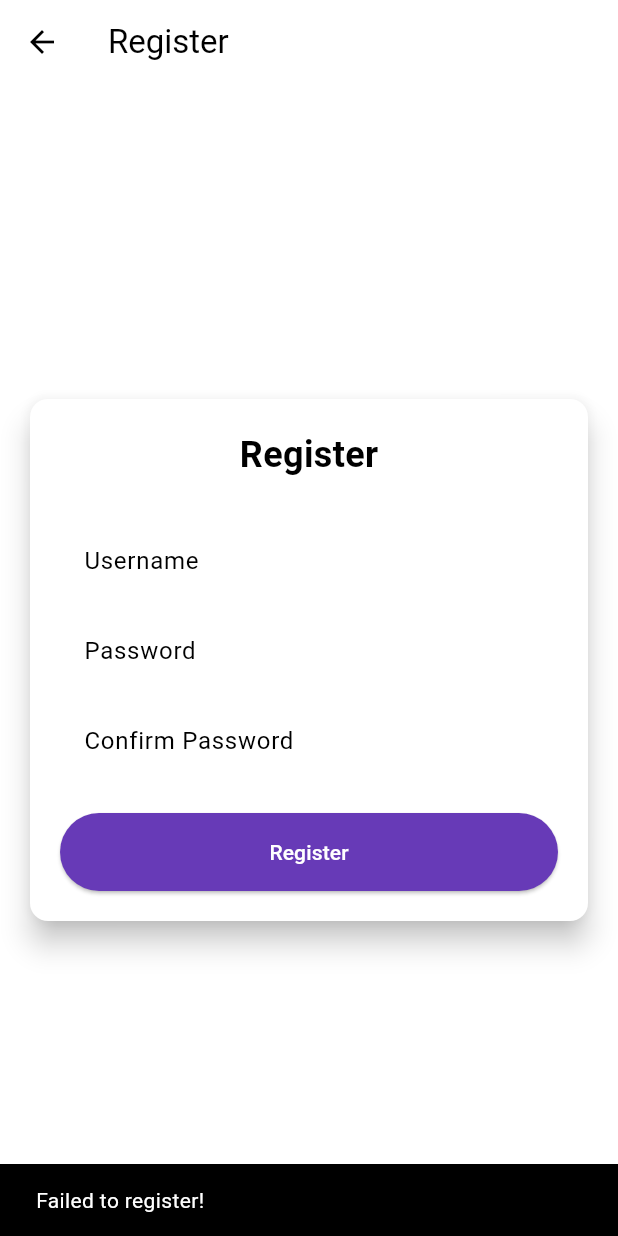
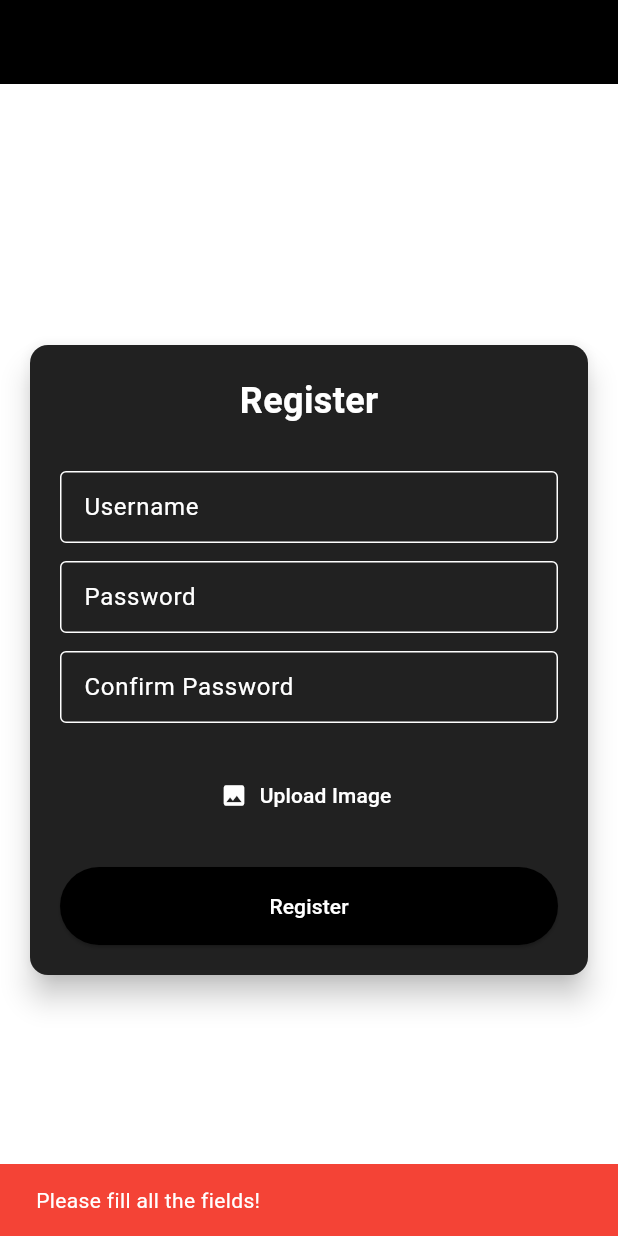
Before and after one commit to pbp-e2-2024/Panganon-mobile, a Flutter app: the RegisterPage screen opened directly, after a tap on "Register", on a phone screen of 412 x 824 dp. Run offline on Flutter 3.47's test engine with Material 3 defaults, Android fonts, the phone set to English and light mode, and no system bars; our stand-ins replace image_picker; missing offline and left inert: pbp_django_auth.

Commit message:
bisa register pakai foto

```diff
--- a/lib/screens/register.dart
+++ b/lib/screens/register.dart
@@ -1,5 +1,9 @@
 import 'dart:convert';
+import 'dart:typed_data'; // Import for Uint8List
+import 'dart:io';
+import 'package:flutter/foundation.dart' show kIsWeb;
 import 'package:flutter/material.dart';
+import 'package:image_picker/image_picker.dart';
 import 'package:panganon_mobile/screens/login.dart';
 import 'package:pbp_django_auth/pbp_django_auth.dart';
 import 'package:provider/provider.dart';
@@ -15,6 +19,22 @@ class _RegisterPageState extends State<RegisterPage> {
   final _usernameController = TextEditingController();
   final _passwordController = TextEditingController();
   final _confirmPasswordController = TextEditingController();
+  XFile? _image; // Use XFile for better compatibility
+
+  Future<void> _pickImage() async {
+    final picker = ImagePicker();
+    try {
+      final pickedFile = await picker.pickImage(source: ImageSource.gallery);
+
+      if (pickedFile != null) {
+        setState(() {
+          _image = pickedFile;
+        });
+      }
+    } catch (e) {
+      _showSnackbar(context, 'Failed to pick image.', false);
+    }
+  }
 
   @override
   Widget build(BuildContext context) {
@@ -28,12 +48,14 @@ class _RegisterPageState extends State<RegisterPage> {
             Navigator.pop(context);
           },
         ),
+        backgroundColor: Colors.black,
       ),
       body: Center(
         child: SingleChildScrollView(
           padding: const EdgeInsets.all(16.0),
           child: Card(
             elevation: 8,
+            color: Colors.grey[900],
             shape: RoundedRectangleBorder(
               borderRadius: BorderRadius.circular(12.0),
             ),
@@ -47,101 +69,146 @@ class _RegisterPageState extends State<RegisterPage> {
                     style: TextStyle(
                       fontSize: 24.0,
                       fontWeight: FontWeight.bold,
+                      color: Colors.white,
                     ),
                   ),
                   const SizedBox(height: 30.0),
-                  TextFormField(
+                  _buildTextField(
                     controller: _usernameController,
-                    decoration: const InputDecoration(
-                      labelText: 'Username',
-                      hintText: 'Enter your username',
-                      border: OutlineInputBorder(
-                        borderRadius: BorderRadius.all(Radius.circular(12.0)),
-                      ),
-                      contentPadding:
-                          EdgeInsets.symmetric(horizontal: 12.0, vertical: 8.0),
-                    ),
+                    label: 'Username',
+                    hint: 'Enter your username',
                   ),
                   const SizedBox(height: 12.0),
-                  TextFormField(
+                  _buildTextField(
                     controller: _passwordController,
-                    decoration: const InputDecoration(
-                      labelText: 'Password',
-                      hintText: 'Enter your password',
-                      border: OutlineInputBorder(
-                        borderRadius: BorderRadius.all(Radius.circular(12.0)),
-                      ),
-                      contentPadding:
-                          EdgeInsets.symmetric(horizontal: 12.0, vertical: 8.0),
-                    ),
+                    label: 'Password',
+                    hint: 'Enter your password',
                     obscureText: true,
                   ),
                   const SizedBox(height: 12.0),
-                  TextFormField(
+                  _buildTextField(
                     controller: _confirmPasswordController,
-                    decoration: const InputDecoration(
-                      labelText: 'Confirm Password',
-                      hintText: 'Confirm your password',
-                      border: OutlineInputBorder(
-                        borderRadius: BorderRadius.all(Radius.circular(12.0)),
-                      ),
-                      contentPadding:
-                          EdgeInsets.symmetric(horizontal: 12.0, vertical: 8.0),
-                    ),
+                    label: 'Confirm Password',
+                    hint: 'Confirm your password',
                     obscureText: true,
                   ),
                   const SizedBox(height: 24.0),
+                  _image != null
+                      ? (kIsWeb
+                          ? FutureBuilder<Uint8List>(
+                              future: _image!.readAsBytes(),
+                              builder: (context, snapshot) {
+                                if (snapshot.connectionState == ConnectionState.done &&
+                                    snapshot.hasData) {
+                                  return Image.memory(
+                                    snapshot.data!,
+                                    height: 100,
+                                    width: 100,
+                                  );
+                                } else if (snapshot.hasError) {
+                                  return const Text(
+                                    "Error loading image",
+                                    style: TextStyle(color: Colors.white),
+                                  );
+                                } else {
+                                  return const CircularProgressIndicator();
+                                }
+                              },
+                            )
+                          : Image.file(
+                              File(_image!.path),
+                              height: 100,
+                              width: 100,
+                            ))
+                      : TextButton.icon(
+                          onPressed: _pickImage,
+                          icon: const Icon(Icons.image, color: Colors.white),
+                          label: const Text(
+                            "Upload Image",
+                            style: TextStyle(color: Colors.white),
+                          ),
+                        ),
+                  const SizedBox(height: 24.0),
                   ElevatedButton(
                     onPressed: () async {
-                      String username = _usernameController.text;
+                      String username = _usernameController.text.trim();
                       String password1 = _passwordController.text;
                       String password2 = _confirmPasswordController.text;
 
-                      if (password1 != password2) {
-                        ScaffoldMessenger.of(context).showSnackBar(
-                          const SnackBar(
-                            content: Text('Passwords do not match!'),
-                          ),
-                        );
+                      if (username.isEmpty ||
+                          password1.isEmpty ||
+                          password2.isEmpty) {
+                        _showSnackbar(
+                            context, 'Please fill all the fields!', false);
                         return;
                       }
 
-                      // Kirim data registrasi ke Django
+                      if (password1 != password2) {
+                        _showSnackbar(
+                            context, 'Passwords do not match!', false);
+                        return;
+                      }
+
+                      String? imageBase64;
+                      if (_image != null) {
+                        try {
+                          final bytes = await _image!.readAsBytes();
+                          String mimeType = _image!.mimeType ?? 'image/jpeg'; // Default MIME type
+
+                          // Validate MIME type
+                          if (!mimeType.startsWith('image/')) {
+                            _showSnackbar(
+                                context, 'Selected file is not an image!', false);
+                            return;
+                          }
+
+                          imageBase64 =
+                              "data:$mimeType;base64,${base64Encode(bytes)}";
+                        } catch (e) {
+                          _showSnackbar(
+                              context, 'Failed to read image bytes.', false);
+                          return;
+                        }
+                      }
+
                       final response = await request.postJson(
-                        "http://127.0.0.1:8000/auth/register_flutter/", // Ganti URL dengan URL endpoint Django
+                        "http://127.0.0.1:8000/auth/register_flutter/",
                         jsonEncode({
                           "username": username,
                           "password1": password1,
                           "password2": password2,
+                          "image": imageBase64,
                         }),
                       );
 
                       if (context.mounted) {
                         if (response['status'] == true) {
-                          ScaffoldMessenger.of(context).showSnackBar(
-                            SnackBar(
-                              content: Text(response['message'] ?? 'Successfully registered!'),
-                            ),
-                          );
+                          _showSnackbar(
+                              context,
+                              response['message'] ??
+                                  'Successfully registered!',
+                              true);
                           Navigator.pushReplacement(
                             context,
                             MaterialPageRoute(
-                                builder: (context) => const LoginPage()),
+                              builder: (context) => const LoginPage(),
+                            ),
                           );
                         } else {
-                          ScaffoldMessenger.of(context).showSnackBar(
-                            SnackBar(
-                              content: Text(response['message'] ?? 'Failed to register!'),
-                            ),
-                          );
+                          _showSnackbar(
+                              context,
+                              response['message'] ??
+                                  'Failed to register!',
+                              false);
                         }
                       }
                     },
                     style: ElevatedButton.styleFrom(
+                      backgroundColor: Colors.black,
                       foregroundColor: Colors.white,
                       minimumSize: const Size(double.infinity, 50),
-                      backgroundColor: Theme.of(context).colorScheme.primary,
-                      padding: const EdgeInsets.symmetric(vertical: 16.0),
+                      padding:
+                          const EdgeInsets.symmetric(vertical: 16.0),
                     ),
                     child: const Text('Register'),
                   ),
@@ -153,4 +220,43 @@ class _RegisterPageState extends State<RegisterPage> {
       ),
     );
   }
+
+  Widget _buildTextField({
+    required TextEditingController controller,
+    required String label,
+    required String hint,
+    bool obscureText = false,
+  }) {
+    return TextFormField(
+      controller: controller,
+      decoration: InputDecoration(
+        labelText: label,
+        hintText: hint,
+        labelStyle: const TextStyle(color: Colors.white),
+        hintStyle: const TextStyle(color: Colors.white54),
+        border: const OutlineInputBorder(
+          borderRadius: BorderRadius.all(Radius.circular(12.0)),
+        ),
+        contentPadding:
+            const EdgeInsets.symmetric(horizontal: 12.0, vertical: 8.0),
+        enabledBorder: const OutlineInputBorder(
+          borderSide: BorderSide(color: Colors.white),
+        ),
+        focusedBorder: const OutlineInputBorder(
+          borderSide: BorderSide(color: Colors.white),
+        ),
+      ),
+      style: const TextStyle(color: Colors.white),
+      obscureText: obscureText,
+    );
+  }
+
+  void _showSnackbar(BuildContext context, String message, bool success) {
+    ScaffoldMessenger.of(context).showSnackBar(
+      SnackBar(
+        content: Text(message),
+        backgroundColor: success ? Colors.green : Colors.red,
+      ),
+    );
+  }
 }
--- a/pubspec.yaml
+++ b/pubspec.yaml
@@ -37,6 +37,8 @@ dependencies:
   cupertino_icons: ^1.0.8
   provider: ^6.1.2
   pbp_django_auth: ^0.4.0
+  image_picker: ^0.8.6
+  shared_preferences: ^2.1.0
   http: ^1.2.2
 
 dev_dependencies:
```
Also changed, not shown: pubspec.lock, 5 other files.
